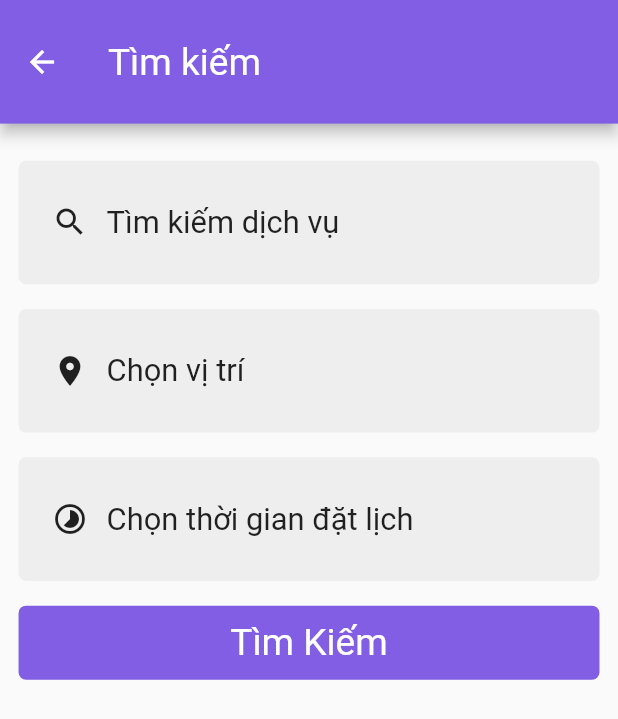
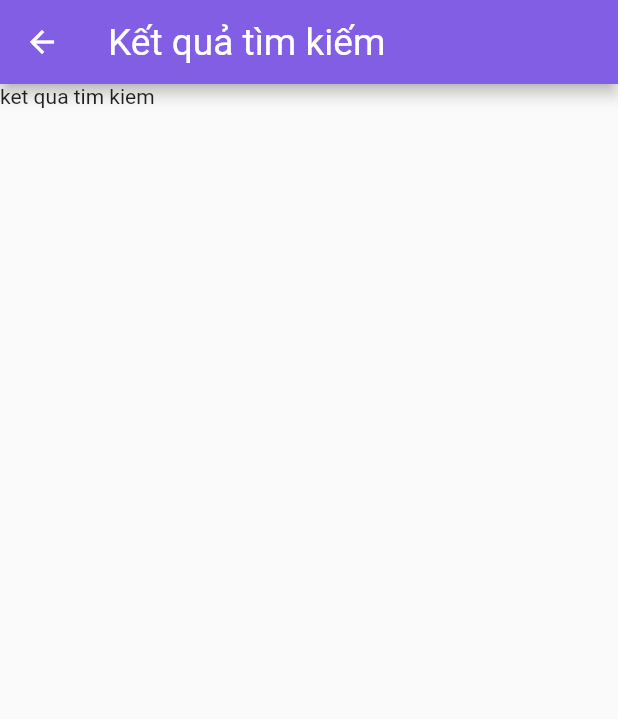
Before and after one commit to khanhpl/Pegoda, a Flutter app: the SearchScreen screen opened by its route, after a tap on "Tìm Kiếm", on a phone screen of 412 x 824 dp. Shown: the top 719 px of the screen. Run offline on Flutter 3.47's test engine with Material 2 defaults, Android fonts, the phone set to English and light mode, and no system bars; our stand-ins replace carousel_pro, convex_bottom_bar.

Commit message:
khanhpl 14-2 happy valentine day

```diff
--- a/Pegoda Mobile/Pegoda/lib/main.dart
+++ b/Pegoda Mobile/Pegoda/lib/main.dart
@@ -3,8 +3,9 @@ import 'package:pegoda/controllers/customer_main.dart';
 import 'package:pegoda/controllers/pet_care_center_main.dart';
 import 'package:pegoda/screens/customer/cus_main/cus_home_screen.dart';
 import 'package:pegoda/screens/customer/cus_personal_setting/cus_account.dart';
+import 'package:pegoda/screens/customer/search/search_result_screen.dart';
 import 'package:pegoda/screens/pet_care_center/home/pcc_home_screen.dart';
-import 'package:pegoda/screens/pet_care_center/search_screen.dart';
+import 'package:pegoda/screens/customer/search/search_screen.dart';
 import 'package:pegoda/screens/welcome/confirm_code_screen.dart';
 import 'package:pegoda/screens/welcome/forgot_password_screen.dart';
 import 'package:pegoda/screens/welcome/login_screen.dart';
@@ -29,6 +30,7 @@ void main() {
         '/setNewPasswordScreen': (context) => SetNewPasswordScreen(),
         '/searchScreen': (context) => SearchScreen(),
         '/cusAccount': (context) => CusMain(selectedIndex: 3, isBottomNav: true),
+        '/searchResultScreen': (context) => SearchResultScreen(),
 
 
       },
--- a/Pegoda Mobile/Pegoda/lib/screens/customer/cus_personal_setting/cus_account.dart
+++ b/Pegoda Mobile/Pegoda/lib/screens/customer/cus_personal_setting/cus_account.dart
@@ -16,10 +16,7 @@ class _CusAccountScreenState extends State<CusAccountScreen> {
     return Scaffold(
       appBar: AppBar(
         backgroundColor: _bgColor,
-        leading: IconButton(
-          onPressed: (){},
-          icon: Icons.close,
-        ),
+        leading: Icon(Icons.close),
         title: Container(
           width: _pageWidth*0.6,
           height: _pageHeight*0.03,
--- /dev/null
+++ b/Pegoda Mobile/Pegoda/lib/screens/customer/search/search_result_screen.dart
@@ -0,0 +1,45 @@
+
+import 'package:flutter/material.dart';
+import '../../../MyLib/constants.dart' as Constants;
+class SearchResultScreen extends StatefulWidget{
+  @override
+  State<SearchResultScreen> createState() => _SearchResultScreenState();
+}
+
+class _SearchResultScreenState extends State<SearchResultScreen> {
+  @override
+  Widget build(BuildContext context) {
+    var _pageHeight = MediaQuery.of(context).size.height;
+    var _pageWidth = MediaQuery.of(context).size.width;
+    var _bgColor = Constants.bgColor;
+    // TODO: implement build
+    return Scaffold(
+      appBar: AppBar(
+        backgroundColor: _bgColor,
+        title: Container(
+          child: Text(
+            'Kết quả tìm kiếm',
+            style: TextStyle(
+              fontWeight: FontWeight.w400,
+              fontSize: _pageHeight * 0.03,
+              color: Colors.white,
+            ),
+          ),
+        ),
+      ),
+      body: Material(
+        child: Container(
+          child: SingleChildScrollView(
+            child: Column(
+              children: [
+                Container(
+                  child: Text('ket qua tim kiem'),
+                ),
+              ],
+            ),
+          ),
+        ),
+      ),
+    );
+  }
+}
--- a/Pegoda Mobile/Pegoda/lib/screens/pet_care_center/search_screen.dart
+++ b/Pegoda Mobile/Pegoda/lib/screens/customer/search/search_screen.dart
@@ -1,6 +1,6 @@
 import 'package:flutter/cupertino.dart';
 import 'package:flutter/material.dart';
-import '../../MyLib/constants.dart' as Constants;
+import '../../../MyLib/constants.dart' as Constants;
 
 class SearchScreen extends StatelessWidget {
   @override
@@ -108,44 +108,7 @@ class SearchScreen extends StatelessWidget {
               ),
 
               //thời gian đặt lịch
-              SizedBox(height: _pageHeight * 0.02),
-              FlatButton(
-                onPressed: () {},
-                padding: EdgeInsets.all(0),
-                child: Container(
-                  decoration: BoxDecoration(
-                    color: Colors.grey[200],
-                    borderRadius: BorderRadius.circular(5),
-                  ),
-                  width: _pageWidth,
-                  height: _pageHeight * 0.1,
-                  child: Row(
-                    children: [
-                      SizedBox(width: _pageWidth * 0.03),
-                      Container(
-                        child: Icon(
-                          Icons.timelapse,
-                          color: Colors.black87,
-                        ),
-                        margin: EdgeInsets.only(left: 10),
-                      ),
-                      SizedBox(width: _pageWidth * 0.03),
-                      Expanded(
-                        child: Container(
-                          child: Text(
-                            'Chọn thời gian đặt lịch',
-                            style: TextStyle(
-                              color: Colors.black87,
-                              fontWeight: FontWeight.w400,
-                              fontSize: _pageHeight * 0.025,
-                            ),
-                          ),
-                        ),
-                      ),
-                    ],
-                  ),
-                ),
-              ),
+
 
               SizedBox(height: _pageHeight*0.02),
               Container(
@@ -159,6 +122,7 @@ class SearchScreen extends StatelessWidget {
                     ),
                   ),
                   onPressed: () {
+                    Navigator.pushNamed(context, '/searchResultScreen');
                   },
                   child: Text(
                     'Tìm Kiếm',
```
